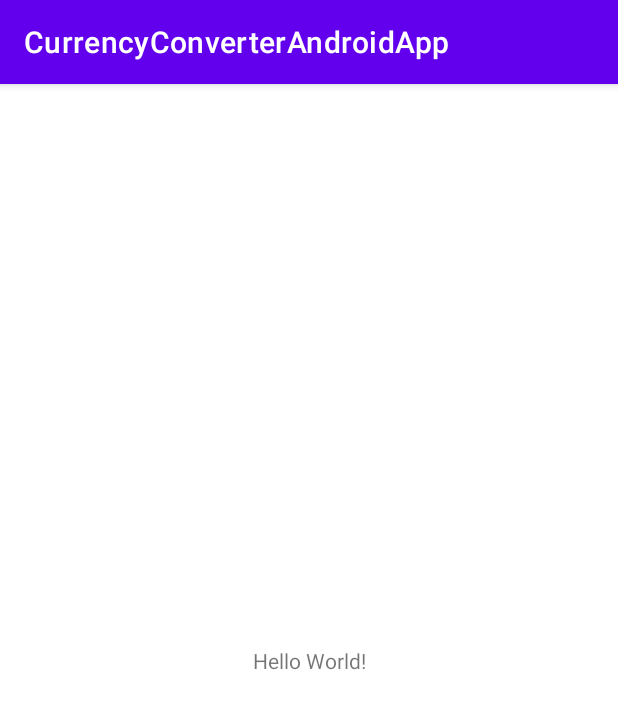
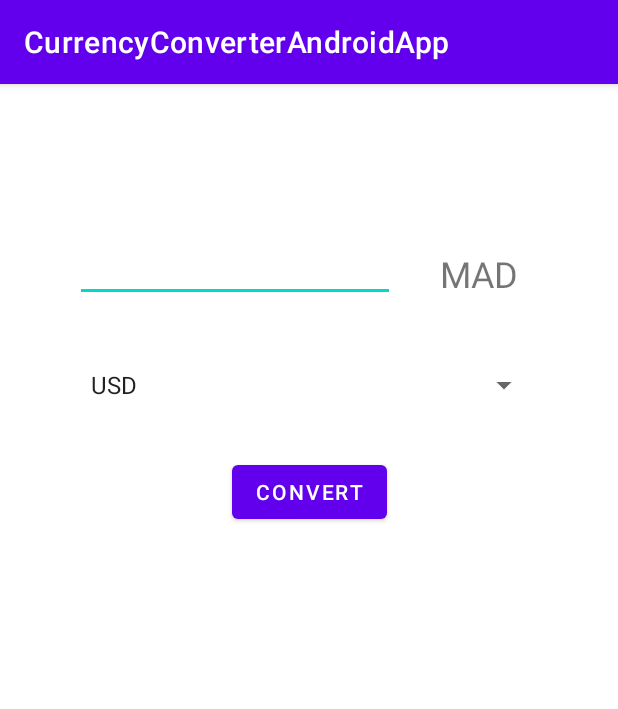
Before and after one commit to voidnowhere/CurrencyConverterAndroidApp, an Android app: the screen it shows after launch (MainActivity), on a phone screen of 412 x 824 dp. Shown: the top 709 px of the screen. Run offline under Robolectric (Android 15) with nearby library versions, the phone set to English and light mode, and no system bars.

```diff
--- a/app/src/main/AndroidManifest.xml
+++ b/app/src/main/AndroidManifest.xml
@@ -12,6 +12,9 @@
         android:theme="@style/Theme.CurrencyConverterAndroidApp"
         tools:targetApi="31">
         <activity
+            android:name=".SecondActivity"
+            android:exported="false" />
+        <activity
             android:name=".MainActivity"
             android:exported="true">
             <intent-filter>
--- a/app/src/main/java/com/example/currencyconverterandroidapp/MainActivity.java
+++ b/app/src/main/java/com/example/currencyconverterandroidapp/MainActivity.java
@@ -2,13 +2,39 @@ package com.example.currencyconverterandroidapp;
 
 import androidx.appcompat.app.AppCompatActivity;
 
+import android.content.Context;
+import android.content.Intent;
 import android.os.Bundle;
+import android.util.Log;
+import android.view.View;
+import android.widget.ArrayAdapter;
+import android.widget.Button;
+import android.widget.EditText;
+import android.widget.Spinner;
+import android.widget.Toast;
 
 public class MainActivity extends AppCompatActivity {
-
     @Override
     protected void onCreate(Bundle savedInstanceState) {
         super.onCreate(savedInstanceState);
         setContentView(R.layout.activity_main);
+        //
+        EditText editTextMoney = findViewById(R.id.editTextMoney);
+        Spinner spinnerCurrency = findViewById(R.id.spinnerCurrency);
+        ArrayAdapter<CharSequence> adapter = ArrayAdapter.createFromResource(this,
+                R.array.currencies, android.R.layout.simple_spinner_item);
+        adapter.setDropDownViewResource(android.R.layout.simple_spinner_dropdown_item);
+        spinnerCurrency.setAdapter(adapter);
+        Button buttonConvert = findViewById(R.id.buttonConvert);
+        buttonConvert.setOnClickListener(view -> {
+            if (editTextMoney.length() == 0) {
+                Toast.makeText(getApplicationContext(), "Money is required!", Toast.LENGTH_SHORT).show();
+                return;
+            }
+            Intent intent = new Intent(this, SecondActivity.class);
+            intent.putExtra("money", Double.parseDouble(editTextMoney.getText().toString()));
+            intent.putExtra("currency", spinnerCurrency.getSelectedItem().toString());
+            startActivity(intent);
+        });
     }
 }
--- a/app/src/main/res/layout/activity_main.xml
+++ b/app/src/main/res/layout/activity_main.xml
@@ -6,13 +6,46 @@
     android:layout_height="match_parent"
     tools:context=".MainActivity">
 
-    <TextView
+    <EditText
+        android:id="@+id/editTextMoney"
         android:layout_width="wrap_content"
         android:layout_height="wrap_content"
-        android:text="Hello World!"
-        app:layout_constraintBottom_toBottomOf="parent"
-        app:layout_constraintEnd_toEndOf="parent"
+        android:layout_marginStart="50dp"
+        android:layout_marginTop="100dp"
+        android:ems="10"
+        android:inputType="numberDecimal"
         app:layout_constraintStart_toStartOf="parent"
         app:layout_constraintTop_toTopOf="parent" />
 
+    <TextView
+        android:id="@+id/textView2"
+        android:layout_width="wrap_content"
+        android:layout_height="wrap_content"
+        android:layout_marginTop="110dp"
+        android:text="MAD"
+        android:textSize="24sp"
+        app:layout_constraintEnd_toEndOf="parent"
+        app:layout_constraintHorizontal_bias="0.31"
+        app:layout_constraintStart_toEndOf="@+id/editTextMoney"
+        app:layout_constraintTop_toTopOf="parent" />
+
+    <Button
+        android:id="@+id/buttonConvert"
+        android:layout_width="wrap_content"
+        android:layout_height="wrap_content"
+        android:layout_marginTop="25dp"
+        android:text="Convert"
+        app:layout_constraintEnd_toEndOf="parent"
+        app:layout_constraintStart_toStartOf="parent"
+        app:layout_constraintTop_toBottomOf="@+id/spinnerCurrency" />
+
+    <Spinner
+        android:id="@+id/spinnerCurrency"
+        android:layout_width="307dp"
+        android:layout_height="44dp"
+        android:layout_marginTop="33dp"
+        app:layout_constraintEnd_toEndOf="parent"
+        app:layout_constraintStart_toStartOf="parent"
+        app:layout_constraintTop_toBottomOf="@+id/editTextMoney" />
+
 </androidx.constraintlayout.widget.ConstraintLayout>
--- a/app/src/main/res/values/strings.xml
+++ b/app/src/main/res/values/strings.xml
@@ -1,3 +1,8 @@
 <resources>
     <string name="app_name">CurrencyConverterAndroidApp</string>
+    <string-array name="currencies">
+        <item>USD</item>
+        <item>EURO</item>
+        <item>RUB</item>
+    </string-array>
 </resources>
```
Also changed, not shown: app/src/main/java/com/example/currencyconverterandroidapp/SecondActivity.java (added, +39 -0 lines), app/src/main/res/layout/activity_second.xml (added, +21 -0 lines).
